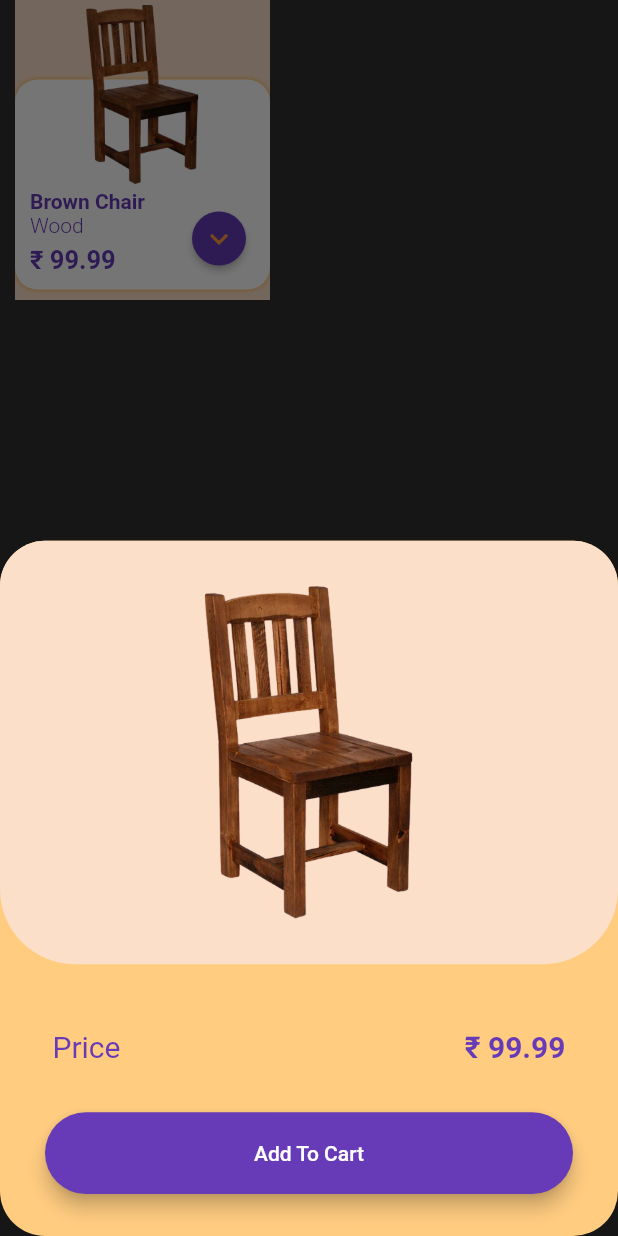
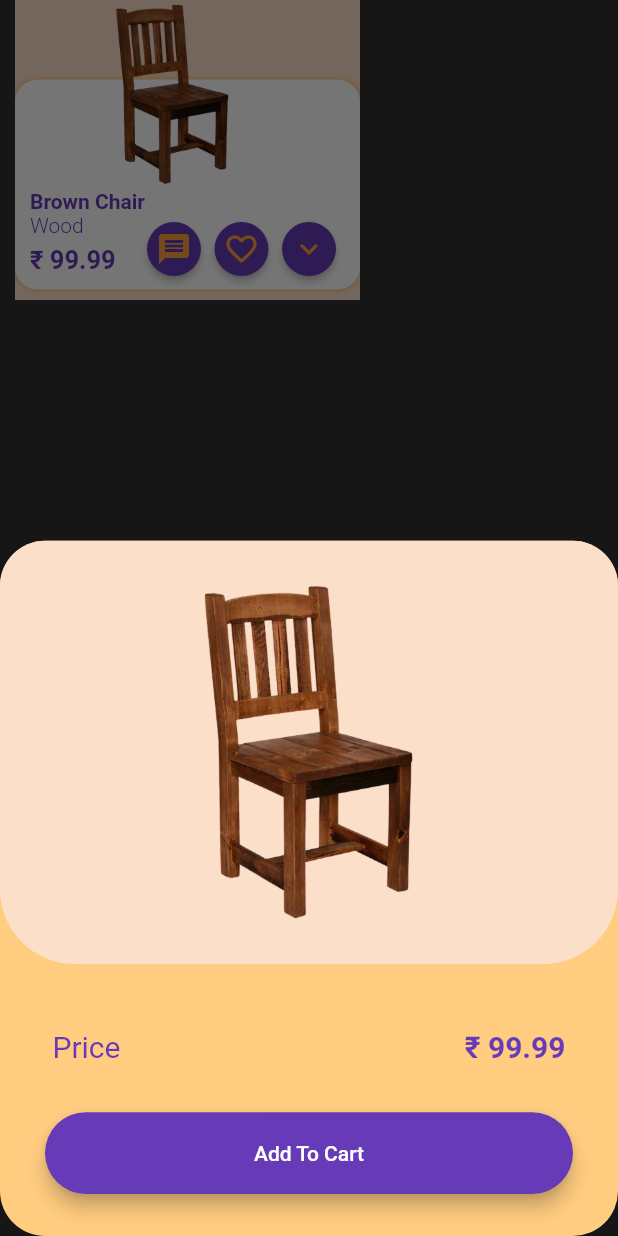
Before and after one commit to miranas11/wickwood, a Flutter app: the ProductBox widget shown alone on an empty page, opened directly with sample values from the repository, after a tap on the "expand more" icon, on a phone screen of 412 x 824 dp. Run offline on Flutter 3.47's test engine with Material 2 defaults, Android fonts, the phone set to English and light mode, and no system bars; our stand-ins replace cloud_firestore, firebase_auth, firebase_core, google_sign_in, modal_progress_hud; accounts and stored records are empty.

Commit message:
Various Changes -added google login feature -added button for likes and comments

```diff
--- a/lib/components/product_data.dart
+++ b/lib/components/product_data.dart
@@ -1,5 +1,5 @@
 import 'package:flutter/material.dart';
-import 'package:wickwood/components/product_class.dart';
+import 'package:wickwood/models/product_class.dart';
 
 class ProductData extends ChangeNotifier {
   static String chair = 'chairs';
--- a/lib/widgets/cartscreen/cart_box.dart
+++ b/lib/widgets/cartscreen/cart_box.dart
@@ -1,7 +1,7 @@
 import 'package:flutter/material.dart';
 import 'package:provider/provider.dart';
 import 'package:wickwood/components/constants.dart';
-import 'package:wickwood/components/product_class.dart';
+import 'package:wickwood/models/product_class.dart';
 import 'package:wickwood/components/product_data.dart';
 
 class CartProductBox extends StatelessWidget {
--- a/lib/widgets/mainscreen/bottom_sheet_product.dart
+++ b/lib/widgets/mainscreen/bottom_sheet_product.dart
@@ -1,7 +1,7 @@
 import 'package:flutter/material.dart';
 import 'package:provider/provider.dart';
 import 'package:wickwood/components/constants.dart';
-import 'package:wickwood/components/product_class.dart';
+import 'package:wickwood/models/product_class.dart';
 import 'package:wickwood/components/product_data.dart';
 import 'package:wickwood/widgets/login_registration/start_screen_button.dart';
 
--- a/lib/widgets/mainscreen/product_box.dart
+++ b/lib/widgets/mainscreen/product_box.dart
@@ -1,6 +1,6 @@
 import 'package:flutter/material.dart';
 import 'package:wickwood/components/constants.dart';
-import 'package:wickwood/components/product_class.dart';
+import 'package:wickwood/models/product_class.dart';
 import 'package:wickwood/widgets/mainscreen/bottom_sheet_product.dart';
 
 class ProductBox extends StatelessWidget {
@@ -14,7 +14,7 @@ class ProductBox extends StatelessWidget {
       padding: const EdgeInsets.symmetric(horizontal: 10),
       child: Container(
         height: 200,
-        width: 170,
+        width: 230,
         decoration: BoxDecoration(color: kBrownBGColor),
         child: Stack(
           children: <Widget>[
@@ -31,12 +31,13 @@ class ProductBox extends StatelessWidget {
                   ],
                 ),
                 height: 140,
-                width: 170,
+                width: 230,
               ),
             ),
             //Product Image
             Positioned(
               top: 3,
+              right: 40,
               child: Container(
                 width: 170,
                 alignment: Alignment.center,
@@ -53,15 +54,13 @@ class ProductBox extends StatelessWidget {
             //Button
             Positioned(
               right: -10,
-              bottom: 17,
-              child: RaisedButton(
-                shape: CircleBorder(),
-                color: kButtonColor,
-                child: Icon(
+              bottom: 10,
+              child: Buttons(
+                icons: Icon(
                   Icons.expand_more,
                   color: kOrangeColor,
                 ),
-                onPressed: () {
+                function: () {
                   showModalBottomSheet(
                     shape: RoundedRectangleBorder(
                       borderRadius: BorderRadius.circular(30),
@@ -74,10 +73,69 @@ class ProductBox extends StatelessWidget {
                   );
                 },
               ),
-            )
+            ),
+            Positioned(
+              right: 35,
+              bottom: 10,
+              child: Buttons(
+                icons: Icon(
+                  Icons.favorite_border,
+                  color: kOrangeColor,
+                ),
+                function: () {
+                  showModalBottomSheet(
+                    shape: RoundedRectangleBorder(
+                      borderRadius: BorderRadius.circular(30),
+                    ),
+                    backgroundColor: Colors.orange[200],
+                    context: context,
+                    builder: (context) => ProductBottomSheet(
+                      product: product,
+                    ),
+                  );
+                },
+              ),
+            ),
+            Positioned(
+              right: 80,
+              bottom: 10,
+              child: Buttons(
+                icons: Icon(
+                  Icons.message,
+                  color: kOrangeColor,
+                ),
+                function: () {
+                  showModalBottomSheet(
+                    shape: RoundedRectangleBorder(
+                      borderRadius: BorderRadius.circular(30),
+                    ),
+                    backgroundColor: Colors.orange[200],
+                    context: context,
+                    builder: (context) => ProductBottomSheet(
+                      product: product,
+                    ),
+                  );
+                },
+              ),
+            ),
           ],
         ),
       ),
+    );
+  }
+}
+
+class Buttons extends StatelessWidget {
+  final Function function;
+  final Icon icons;
+  Buttons({this.function, this.icons});
+  @override
+  Widget build(BuildContext context) {
+    return RaisedButton(
+      shape: CircleBorder(),
+      color: kButtonColor,
+      child: icons,
+      onPressed: function,
     );
   }
 }
--- a/pubspec.yaml
+++ b/pubspec.yaml
@@ -15,6 +15,8 @@ dependencies:
   provider: ^4.3.2+2
   modal_progress_hud: ^0.1.3
   firebase_auth: ^0.18.1+1
+  cloud_firestore: ^0.14.1+3
+  google_sign_in: ^4.5.5
 
 
 dev_dependencies:
@@ -27,6 +29,7 @@ flutter:
 
   assets:
     - assets/images/
+    - assets/images/google_signin_button.png
     - assets/images/chairs/
     - assets/images/icons/
     - assets/images/sofas/
```
Also changed, not shown: lib/models/user.dart (added, +25 -0 lines), lib/screens/start_screen.dart (+82 -22 lines), assets/images/google_signin_button.png (added), lib/models/product_class.dart (renamed from lib/components/product_class.dart), pubspec.lock, 1 other file.
